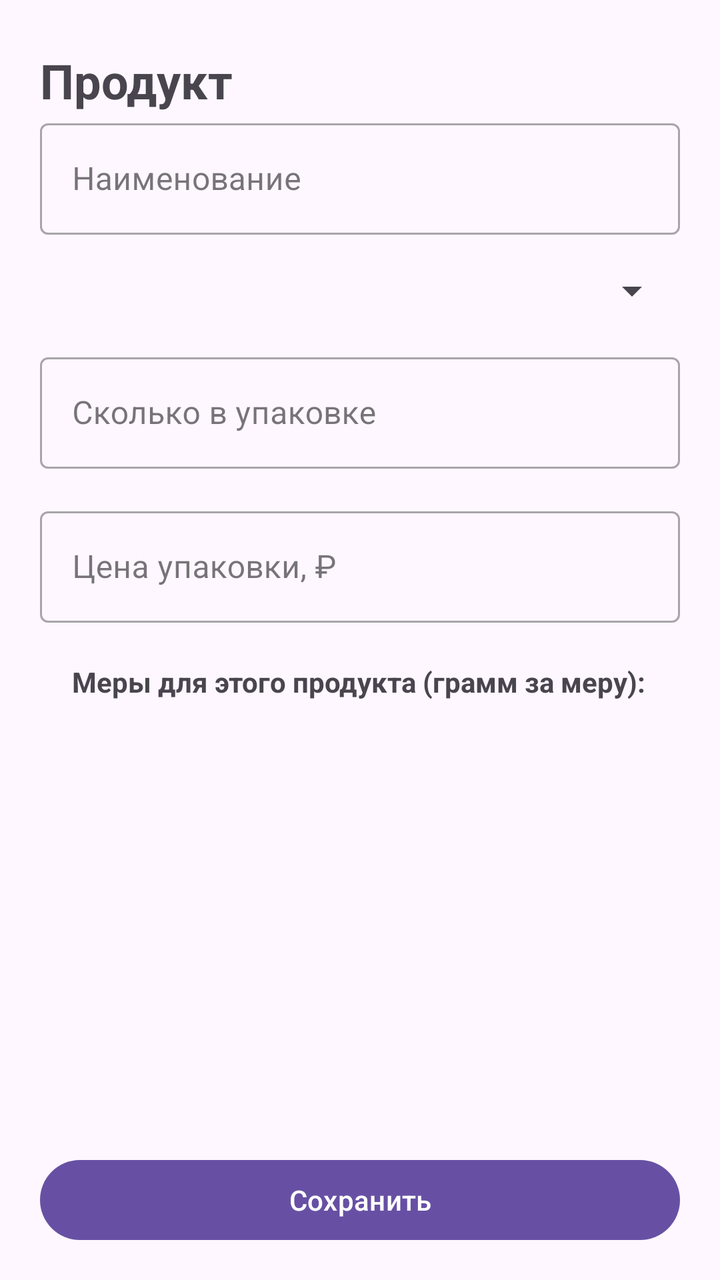
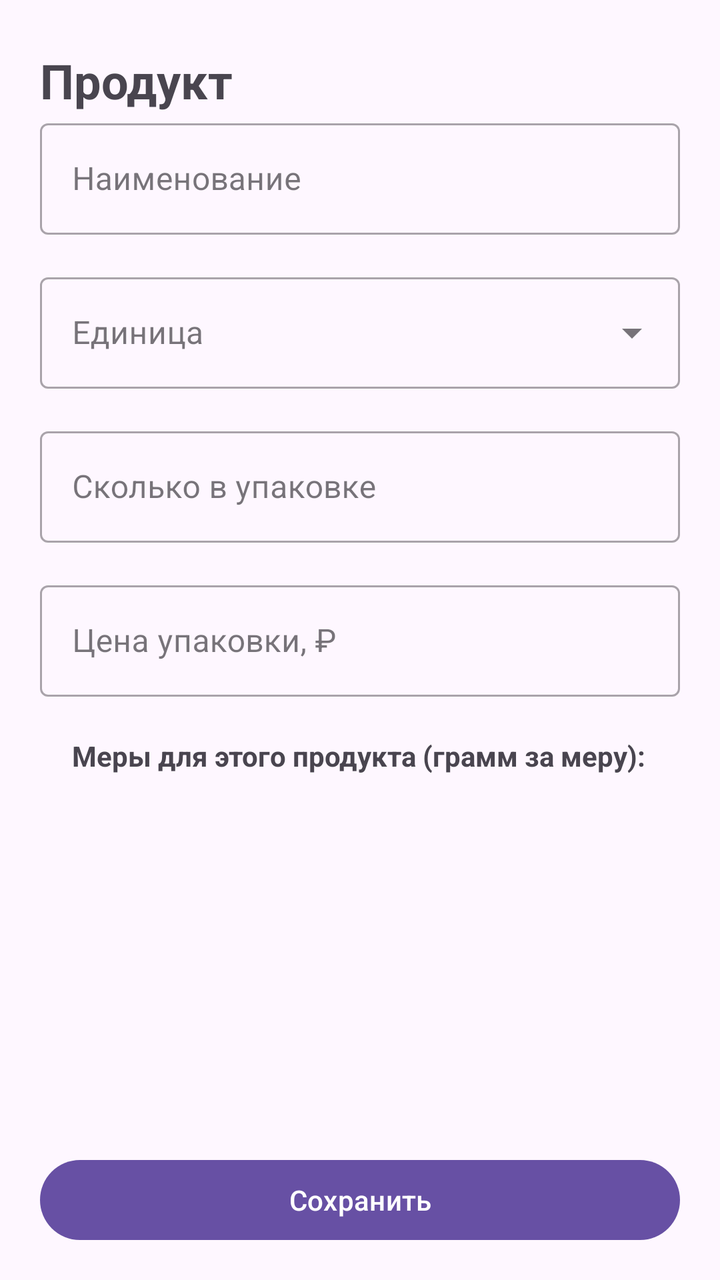

Two renders of the same Android screen: before a commit and after it. Below are the layout's source before the change and the commit's diff.
<!-- AndroidManifest.xml: application theme Theme.CondiCalc -->
<!-- res/layout/dialog_product_edit.xml -->
<?xml version="1.0" encoding="utf-8"?>
<LinearLayout xmlns:android="http://schemas.android.com/apk/res/android"
    android:orientation="vertical"
    android:layout_width="match_parent"
    android:layout_height="match_parent"
    android:background="?attr/colorSurface">

    <TextView
        android:id="@+id/dialogTitle"
        android:layout_width="match_parent"
        android:layout_height="wrap_content"
        android:text="Продукт"
        android:textSize="24sp"
        android:textStyle="bold"
        android:paddingStart="20dp"
        android:paddingEnd="20dp"
        android:paddingTop="24dp" />

    <ScrollView
        android:layout_width="match_parent"
        android:layout_height="0dp"
        android:layout_weight="1">

        <LinearLayout
            android:id="@+id/productContent"
            android:orientation="vertical"
            android:clickable="true"
            android:focusable="true"
            android:paddingStart="20dp"
            android:paddingEnd="20dp"
            android:paddingBottom="16dp"
            android:layout_width="match_parent"
            android:layout_height="wrap_content">

            <com.google.android.material.textfield.TextInputLayout
                android:id="@+id/nameLayout"
                android:hint="Наименование"
                style="@style/Widget.MaterialComponents.TextInputLayout.OutlinedBox"
                android:layout_width="match_parent"
                android:layout_height="wrap_content">

                <com.google.android.material.textfield.TextInputEditText
                    android:id="@+id/editName"
                    android:inputType="text"
                    android:imeOptions="actionNext"
                    android:nextFocusDown="@+id/editPackAmount"
                    android:layout_width="match_parent"
                    android:layout_height="wrap_content" />
            </com.google.android.material.textfield.TextInputLayout>

            <Spinner
                android:id="@+id/editUnit"
                android:layout_marginTop="16dp"
                android:layout_width="match_parent"
                android:layout_height="wrap_content" />

            <com.google.android.material.textfield.TextInputLayout
                android:id="@+id/amountLayout"
                android:hint="Сколько в упаковке"
                style="@style/Widget.MaterialComponents.TextInputLayout.OutlinedBox"
                android:layout_marginTop="16dp"
                android:layout_width="match_parent"
                android:layout_height="wrap_content">

                <com.google.android.material.textfield.TextInputEditText
                    android:id="@+id/editPackAmount"
                    android:inputType="numberDecimal"
                    android:imeOptions="actionNext"
                    android:nextFocusDown="@+id/editPackPrice"
                    android:layout_width="match_parent"
                    android:layout_height="wrap_content" />
            </com.google.android.material.textfield.TextInputLayout>

            <com.google.android.material.textfield.TextInputLayout
                android:id="@+id/priceLayout"
                android:hint="Цена упаковки, ₽"
                style="@style/Widget.MaterialComponents.TextInputLayout.OutlinedBox"
                android:layout_marginTop="16dp"
                android:layout_width="match_parent"
                android:layout_height="wrap_content">

                <com.google.android.material.textfield.TextInputEditText
                    android:id="@+id/editPackPrice"
                    android:inputType="numberDecimal"
                    android:imeOptions="actionDone"
                    android:layout_width="match_parent"
                    android:layout_height="wrap_content" />
            </com.google.android.material.textfield.TextInputLayout>

            <TextView
                android:id="@+id/convTitle"
                android:layout_width="match_parent"
                android:layout_height="wrap_content"
                android:layout_marginTop="20dp"
                android:paddingStart="16dp"
                android:paddingEnd="16dp"
                android:text="Меры для этого продукта (грамм за меру):"
                android:textStyle="bold" />

            <LinearLayout
                android:id="@+id/convContainer"
                android:layout_width="match_parent"
                android:layout_height="wrap_content"
                android:orientation="vertical"
                android:paddingHorizontal="16dp" />

        </LinearLayout>
    </ScrollView>

    <Button
        android:id="@+id/saveBtn"
        android:text="Сохранить"
        android:layout_marginStart="20dp"
        android:layout_marginEnd="20dp"
        android:layout_marginBottom="16dp"
        android:layout_width="match_parent"
        android:layout_height="wrap_content" />
</LinearLayout>
<!-- resources referenced by this layout -->
<resources>
  <style name="Theme.CondiCalc" parent="Theme.Material3.DayNight.NoActionBar" />
</resources>

<!-- the commit's change to res/layout/dialog_product_edit.xml (unified diff, before → after) -->
@@ -48,11 +48,20 @@
                     android:layout_height="wrap_content" />
             </com.google.android.material.textfield.TextInputLayout>
 
-            <Spinner
-                android:id="@+id/editUnit"
+            <com.google.android.material.textfield.TextInputLayout
+                android:id="@+id/unitLayout"
+                android:hint="Единица"
+                style="@style/Widget.MaterialComponents.TextInputLayout.OutlinedBox.ExposedDropdownMenu"
                 android:layout_marginTop="16dp"
                 android:layout_width="match_parent"
-                android:layout_height="wrap_content" />
+                android:layout_height="wrap_content">
+
+                <com.google.android.material.textfield.MaterialAutoCompleteTextView
+                    android:id="@+id/editUnit"
+                    android:inputType="none"
+                    android:layout_width="match_parent"
+                    android:layout_height="wrap_content" />
+            </com.google.android.material.textfield.TextInputLayout>
 
             <com.google.android.material.textfield.TextInputLayout
                 android:id="@+id/amountLayout"
